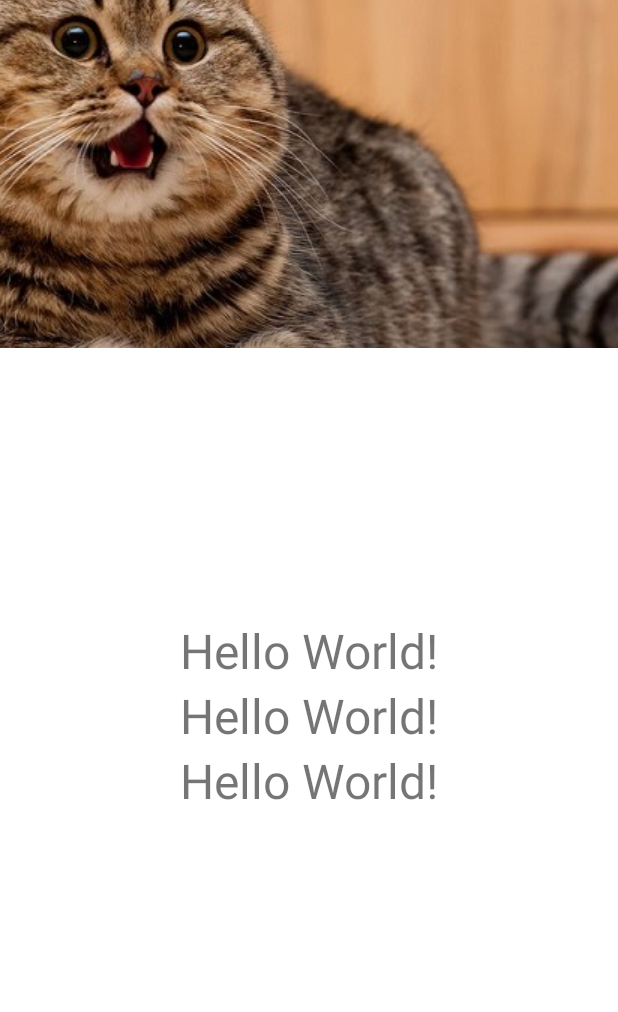
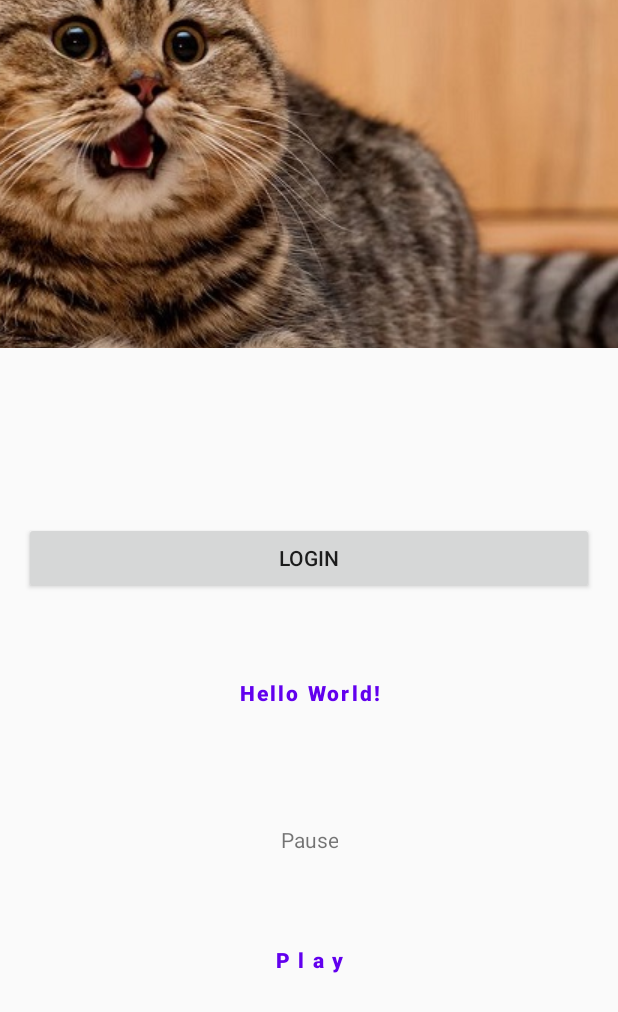
Before and after one commit to EviLPinGuiN/AndroidTemplate-2022, an Android app: the layout activity_main.xml on its own in the app's theme, with its tools: preview values and no code run, on a phone screen of 412 x 824 dp. Shown: the top 1012 px of the screen. Run offline under Robolectric (Android 15) with nearby library versions, the phone set to English and light mode, and no system bars.

Commit message:
theme examples

```diff
--- a/app/src/main/res/layout/activity_main.xml
+++ b/app/src/main/res/layout/activity_main.xml
@@ -6,7 +6,6 @@
     android:layout_height="match_parent"
     android:orientation="vertical"
     tools:context=".MainActivity">
-
 
     <androidx.constraintlayout.widget.Guideline
         android:id="@+id/gl_center"
@@ -17,10 +16,11 @@
 
     <TextView
         android:id="@+id/tv_hello_message_2"
-        android:layout_width="wrap_content"
-        android:layout_height="wrap_content"
-        android:text="Hello World!"
-        android:textSize="32sp"
+        style="@style/MainText"
+        android:layout_marginTop="16dp"
+        android:text="Play"
+        android:textAllCaps="false"
+        android:textAppearance="@style/PurpleText.Large"
         app:layout_constraintBottom_toBottomOf="parent"
         app:layout_constraintEnd_toEndOf="parent"
         app:layout_constraintStart_toStartOf="parent"
@@ -28,24 +28,23 @@
 
     <TextView
         android:id="@+id/tv_hello_message"
-        android:layout_width="wrap_content"
-        android:layout_height="wrap_content"
+        style="@style/MainText"
+        android:layout_width="match_parent"
+        android:layout_height="100dp"
         android:text="Hello World!"
-        android:textSize="32sp"
+        android:textAppearance="@style/PurpleText.Small"
         app:layout_constraintBottom_toTopOf="@id/tv_hello_message_1"
         app:layout_constraintEnd_toEndOf="parent"
         app:layout_constraintStart_toStartOf="parent"
         app:layout_constraintTop_toBottomOf="@id/gl_center"
         app:layout_constraintVertical_bias="0"
-        app:layout_constraintVertical_chainStyle="packed"
-        />
+        app:layout_constraintVertical_chainStyle="packed" />
 
     <TextView
         android:id="@+id/tv_hello_message_1"
-        android:layout_width="wrap_content"
-        android:layout_height="wrap_content"
-        android:text="Hello World!"
-        android:textSize="32sp"
+        style="@style/MainText"
+        android:layout_marginTop="16dp"
+        android:text="Pause"
         app:layout_constraintBottom_toTopOf="@id/tv_hello_message_2"
         app:layout_constraintEnd_toEndOf="parent"
         app:layout_constraintStart_toStartOf="parent"
@@ -91,6 +90,13 @@
         app:layout_constraintStart_toStartOf="parent"
         app:layout_constraintTop_toTopOf="parent" />
 
+    <Button
+        android:layout_width="match_parent"
+        android:layout_height="wrap_content"
+        android:layout_margin="16dp"
+        android:text="Login"
+        app:layout_constraintBottom_toBottomOf="@id/gl_center" />
+
     <androidx.constraintlayout.widget.Group
         android:id="@+id/group_content"
         android:layout_width="wrap_content"
--- a/app/src/main/res/values-night/themes.xml
+++ b/app/src/main/res/values-night/themes.xml
@@ -12,5 +12,12 @@
         <!-- Status bar color. -->
         <item name="android:statusBarColor" tools:targetApi="l">?attr/colorPrimaryVariant</item>
         <!-- Customize your theme here. -->
+
+        <item name="textAppearanceHeadline1">@style/Text.H1</item>
+        <item name="textAppearanceHeadline2">@style/Text.H2</item>
+
+        <item name="shapeAppearanceSmallComponent">@style/SmallShape</item>
     </style>
+
+
 </resources>
--- a/app/src/main/res/values/colors.xml
+++ b/app/src/main/res/values/colors.xml
@@ -5,7 +5,10 @@
     <color name="purple_700">#FF3700B3</color>
     <color name="teal_200">#FF03DAC5</color>
     <color name="teal_700">#FF018786</color>
-    <color name="black">#FF000000</color>
+    <color name="black">#000000</color>
+    <color name="black_87">#DE000000</color>
+    <color name="black_60">#99000000</color>
+    <color name="black_38">#61000000</color>
     <color name="white">#FFFFFFFF</color>
 
     <color name="red_blue">#673AB7</color>
--- /dev/null
+++ b/app/src/main/res/values/shape.xml
@@ -0,0 +1,8 @@
+<resources>
+
+    <style name="SmallShape" parent="ShapeAppearance.MaterialComponents.SmallComponent">
+        <item name="cornerFamilyTopLeft">rounded</item>
+        <item name="cornerSize">12dp</item>
+        <item name="cornerFamilyBottomRight">cut</item>
+    </style>
+</resources>
--- /dev/null
+++ b/app/src/main/res/values/styles.xml
@@ -0,0 +1,38 @@
+<?xml version="1.0" encoding="utf-8"?>
+<resources>
+
+    <style name="MainText">
+        <item name="android:layout_width">wrap_content</item>
+        <item name="android:layout_height">64dp</item>
+        <item name="android:gravity">center</item>
+        <item name="android:paddingEnd">20dp</item>
+        <item name="android:paddingStart">20dp</item>
+        <item name="android:paddingTop">8dp</item>
+        <item name="android:paddingBottom">8dp</item>
+        <item name="autoSizeMaxTextSize">14sp</item>
+        <item name="autoSizeMinTextSize">10sp</item>
+        <item name="autoSizeTextType">uniform</item>
+    </style>
+
+    <style name="PurpleText" parent="@android:style/TextAppearance">
+        <item name="android:fontFamily">sans-serif-medium</item>
+        <item name="android:textColor">@color/purple_500</item>
+        <item name="android:textStyle">bold</item>
+    </style>
+
+    <style name="PurpleText.Large">
+        <item name="android:textSize">16sp</item>
+        <item name="android:letterSpacing">.4</item>
+    </style>
+
+    <style name="PurpleText.Medium">
+        <item name="android:textSize">14sp</item>
+        <item name="android:letterSpacing">.2</item>
+    </style>
+
+    <style name="PurpleText.Small">
+        <item name="android:textSize">10sp</item>
+        <item name="android:letterSpacing">.1</item>
+    </style>
+
+</resources>
--- a/app/src/main/res/values/themes.xml
+++ b/app/src/main/res/values/themes.xml
@@ -1,6 +1,6 @@
 <resources xmlns:tools="http://schemas.android.com/tools">
     <!-- Base application theme. -->
-    <style name="Theme.Template" parent="Theme.MaterialComponents.DayNight.DarkActionBar">
+    <style name="Theme.Template" parent="Theme.MaterialComponents.DayNight.DarkActionBar.Bridge">
         <!-- Primary brand color. -->
         <item name="colorPrimary">@color/purple_500</item>
         <item name="colorPrimaryVariant">@color/purple_700</item>
@@ -12,5 +12,12 @@
         <!-- Status bar color. -->
         <item name="android:statusBarColor" tools:targetApi="l">?attr/colorPrimaryVariant</item>
         <!-- Customize your theme here. -->
+
+        <!--text-->
+        <item name="textAppearanceHeadline1">@style/Text.H1</item>
+        <item name="textAppearanceHeadline2">@style/Text.H2</item>
+
+        <!--shape-->
+        <item name="shapeAppearanceSmallComponent">@style/SmallShape</item>
     </style>
 </resources>
--- /dev/null
+++ b/app/src/main/res/values/type.xml
@@ -0,0 +1,11 @@
+<?xml version="1.0" encoding="utf-8"?>
+<resources>
+
+    <style name="Text.H1" parent="TextAppearance.MaterialComponents.Headline1">
+
+    </style>
+
+    <style name="Text.H2" parent="TextAppearance.MaterialComponents.Button">
+
+    </style>
+</resources>
```
